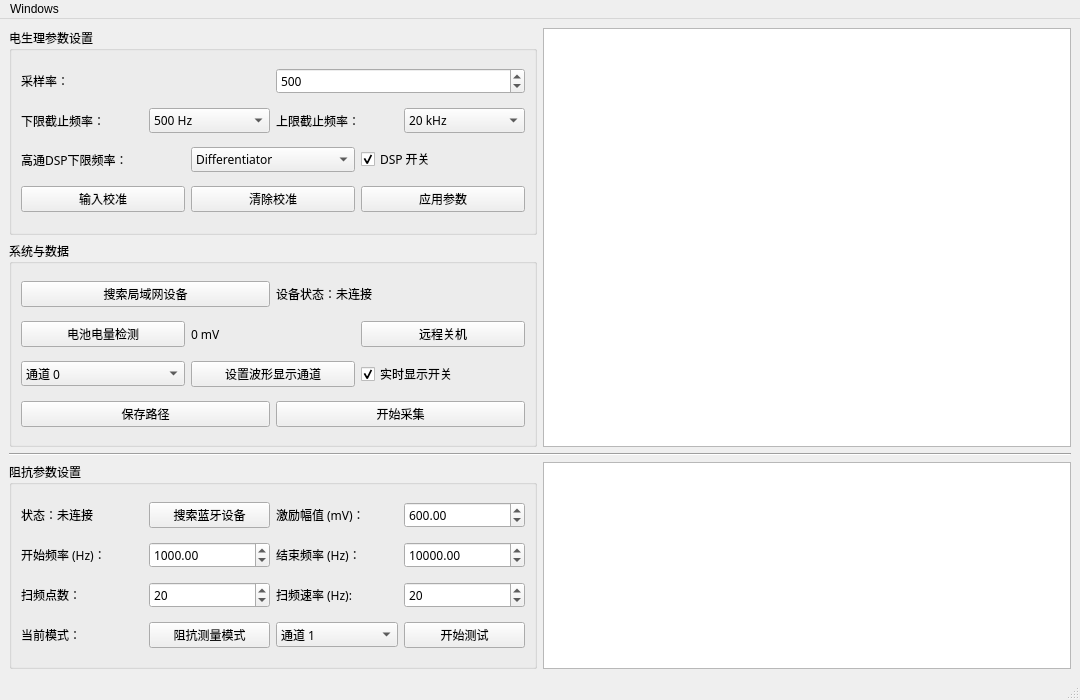
The window that mainwindow.ui (lwmdojz/SUSNeuron) describes before a commit, drawn with Qt 5.
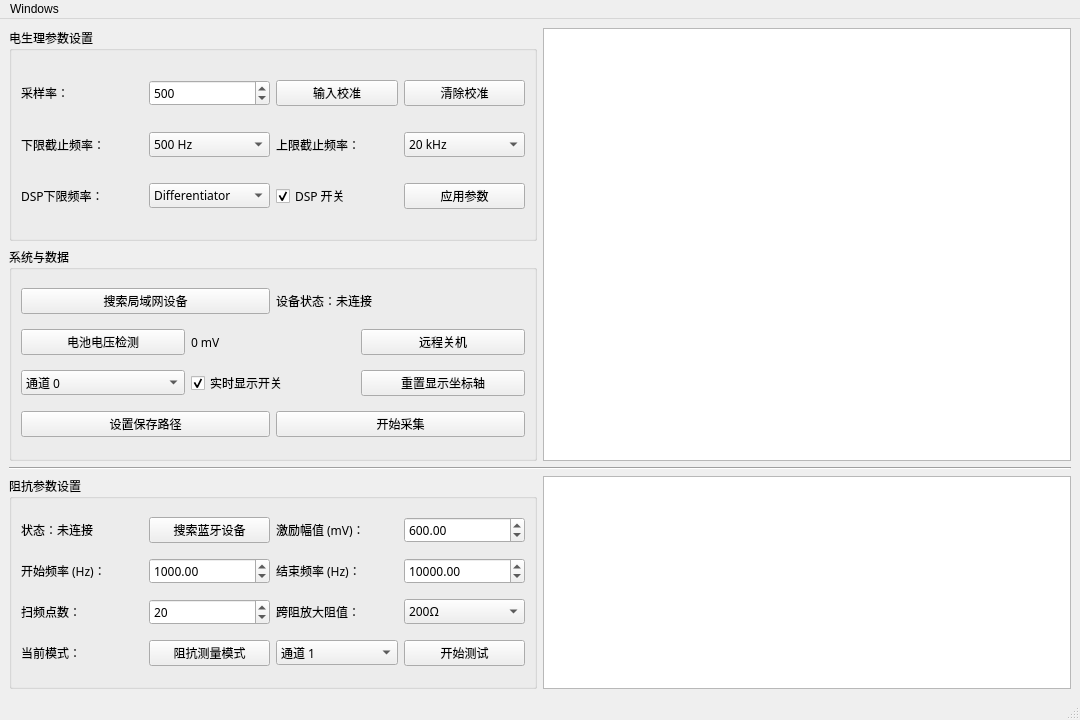
The same window after the commit. Custom widgets are drawn as their Qt base class.

```diff
--- a/mainwindow.ui
+++ b/mainwindow.ui
@@ -7,7 +7,7 @@
     <x>0</x>
     <y>0</y>
     <width>1080</width>
-    <height>700</height>
+    <height>720</height>
    </rect>
   </property>
   <property name="sizePolicy">
@@ -124,7 +124,7 @@
               </sizepolicy>
              </property>
              <property name="maximum">
-              <double>10000.000000000000000</double>
+              <double>100000.000000000000000</double>
              </property>
              <property name="value">
               <double>1000.000000000000000</double>
@@ -184,18 +184,57 @@
            <item>
             <widget class="QLabel" name="label_dataRate">
              <property name="text">
-              <string>扫频速率 (Hz):</string>
+              <string>跨阻放大阻值：</string>
              </property>
             </widget>
            </item>
            <item>
-            <widget class="QSpinBox" name="spinBox_dataRate">
-             <property name="enabled">
-              <bool>true</bool>
-             </property>
-             <property name="value">
-              <number>20</number>
-             </property>
+            <widget class="QComboBox" name="comboBox_RTIA">
+             <item>
+              <property name="text">
+               <string>200Ω</string>
+              </property>
+             </item>
+             <item>
+              <property name="text">
+               <string>1KΩ</string>
+              </property>
+             </item>
+             <item>
+              <property name="text">
+               <string>5KΩ</string>
+              </property>
+             </item>
+             <item>
+              <property name="text">
+               <string>10KΩ</string>
+              </property>
+             </item>
+             <item>
+              <property name="text">
+               <string>20KΩ</string>
+              </property>
+             </item>
+             <item>
+              <property name="text">
+               <string>40KΩ</string>
+              </property>
+             </item>
+             <item>
+              <property name="text">
+               <string>80KΩ</string>
+              </property>
+             </item>
+             <item>
+              <property name="text">
+               <string>160KΩ</string>
+              </property>
+             </item>
+             <item>
+              <property name="text">
+               <string>Open</string>
+              </property>
+             </item>
             </widget>
            </item>
           </layout>
@@ -302,6 +341,30 @@
              </property>
             </widget>
            </item>
+           <item>
+            <widget class="QPushButton" name="pushButton_calibrate">
+             <property name="font">
+              <font>
+               <family>微软雅黑</family>
+              </font>
+             </property>
+             <property name="text">
+              <string>输入校准</string>
+             </property>
+            </widget>
+           </item>
+           <item>
+            <widget class="QPushButton" name="pushButton_clearCal">
+             <property name="font">
+              <font>
+               <family>微软雅黑</family>
+              </font>
+             </property>
+             <property name="text">
+              <string>清除校准</string>
+             </property>
+            </widget>
+           </item>
           </layout>
          </item>
          <item>
@@ -571,7 +634,7 @@
               </font>
              </property>
              <property name="text">
-              <string>高通DSP下限频率：</string>
+              <string>DSP下限频率：</string>
              </property>
             </widget>
            </item>
@@ -672,34 +735,6 @@
              </property>
             </widget>
            </item>
-          </layout>
-         </item>
-         <item>
-          <layout class="QHBoxLayout" name="horizontalLayout_3">
-           <item>
-            <widget class="QPushButton" name="pushButton_calibrate">
-             <property name="font">
-              <font>
-               <family>微软雅黑</family>
-              </font>
-             </property>
-             <property name="text">
-              <string>输入校准</string>
-             </property>
-            </widget>
-           </item>
-           <item>
-            <widget class="QPushButton" name="pushButton_clearCal">
-             <property name="font">
-              <font>
-               <family>微软雅黑</family>
-              </font>
-             </property>
-             <property name="text">
-              <string>清除校准</string>
-             </property>
-            </widget>
-           </item>
            <item>
             <widget class="QPushButton" name="pushButton_setParam">
              <property name="font">
@@ -782,7 +817,7 @@
               </font>
              </property>
              <property name="text">
-              <string>电池电量检测</string>
+              <string>电池电压检测</string>
              </property>
             </widget>
            </item>
@@ -978,18 +1013,6 @@
              </item>
             </widget>
            </item>
-           <item>
-            <widget class="QPushButton" name="pushButton_setPlotCh">
-             <property name="font">
-              <font>
-               <family>微软雅黑</family>
-              </font>
-             </property>
-             <property name="text">
-              <string>设置波形显示通道</string>
-             </property>
-            </widget>
-           </item>
            <item>
             <widget class="QCheckBox" name="checkBox_plot">
              <property name="text">
@@ -1000,6 +1023,13 @@
              </property>
             </widget>
            </item>
+           <item>
+            <widget class="QPushButton" name="pushButton_resetAxis">
+             <property name="text">
+              <string>重置显示坐标轴</string>
+             </property>
+            </widget>
+           </item>
           </layout>
          </item>
          <item>
@@ -1012,7 +1042,7 @@
               </font>
              </property>
              <property name="text">
-              <string>保存路径</string>
+              <string>设置保存路径</string>
              </property>
             </widget>
            </item>
```
Left out of the diff: 11 changed lines with no effect on the pictures.
